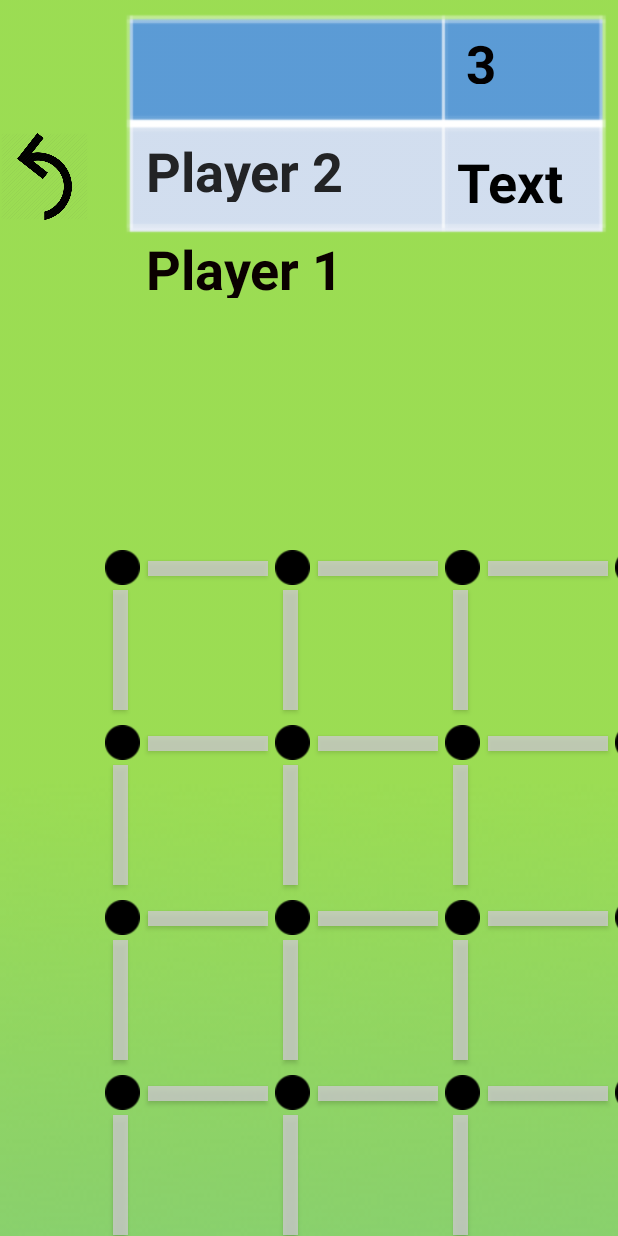
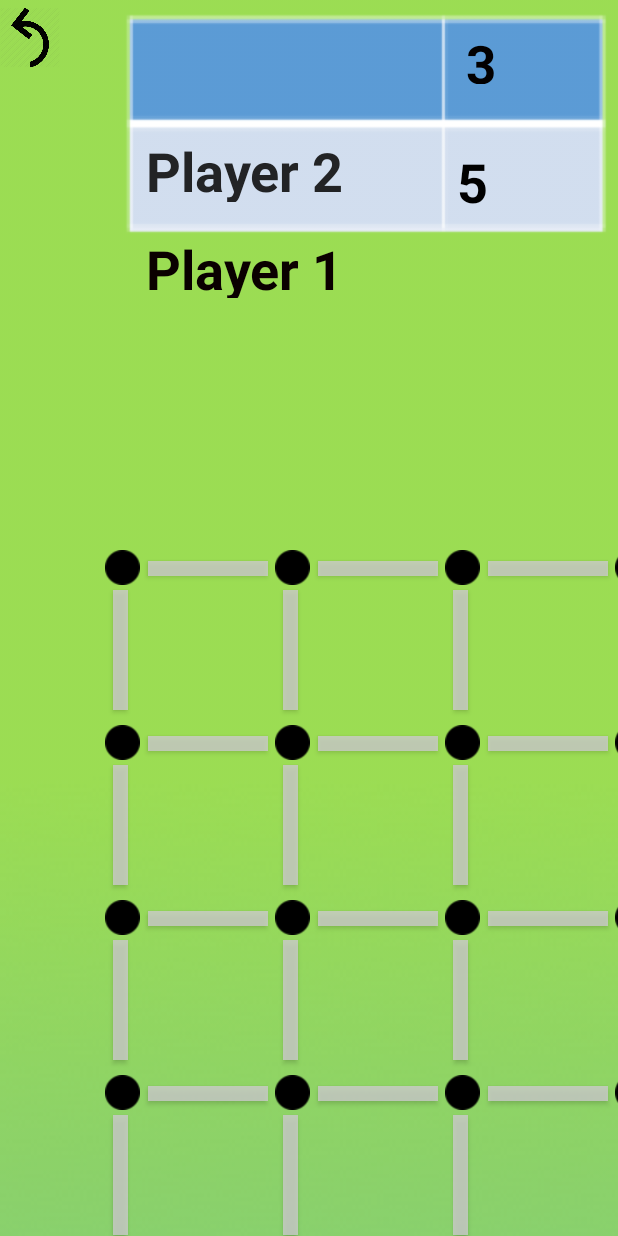
Before and after one commit to MattBarney/PigsInAPen, an Android app: the GameDisplay screen opened directly, with no data from a screen before it, on a phone screen of 412 x 824 dp. Run offline under Robolectric (Android 15) with nearby library versions, the phone set to English and light mode, and no system bars.

Commit message:
goBack Button consistency, other UI design updated.
Merge remote-tracking branch 'remotes/origin/Matt---Settings' into Alvee_02

# Conflicts:
#	app/src/main/java/com/example/pigsinapen/Settings.java
#	app/src/main/res/values/strings.xml

```diff
--- a/app/src/main/java/com/example/pigsinapen/Fences.java
+++ b/app/src/main/java/com/example/pigsinapen/Fences.java
@@ -33,7 +33,7 @@ public class Fences {
    * @param horizontal set line to either vertical or horizontal
    * @param context sets which activity the fence is being created
    */
-  public Fences(int row, int col, Boolean horizontal, Context context, GameDisplay gameDisplay) {
+  public Fences(int row, int col, Boolean horizontal, Context context, GameDisplay gameDisplay, Integer widthOfFence, Integer lengthOfFence) {
     float transparency = 0.80f; //35
     this.row = row;
     this.col = col;
@@ -45,7 +45,7 @@ public class Fences {
 
     fenceButton = new Button(context);
     fenceButton.setBackgroundColor(Color.LTGRAY);
-    fenceButton.setLayoutParams(new LinearLayout.LayoutParams(15, 120));
+    fenceButton.setLayoutParams(new LinearLayout.LayoutParams(widthOfFence, lengthOfFence));// 15 120
     fenceButton.setAlpha(transparency);
     fenceButton.setOnClickListener(getOnClickDoSomething(fenceButton));
 
--- a/app/src/main/java/com/example/pigsinapen/GameBoard.java
+++ b/app/src/main/java/com/example/pigsinapen/GameBoard.java
@@ -1,8 +1,13 @@
 /**
- * This Class is made of two Fences class and Integer rows, columns. To make fences, One fences
- * class - Horizontal fences has one 2D array, and another fences class - Vertical fences has one 2D
- * array. Rows are defined as height and columns are defined as width. CheckBox method is
- * implemented here.
+ * GameBoard.java
+ *
+ * <p>This Class is made of two Fences class and Integer rows, columns.
+ *
+ * <p>To make fences, One fences class - Horizontal fences has one 2D array, and another fences
+ * class - Vertical fences has one 2D array. Rows are defined as height and columns are defined as
+ * width. CheckBox method is implemented here.
+ *
+ * <p>checkboxes method idea is taken from Matt Barney
  *
  * @version 1.0
  * @since 2019-11-11
@@ -25,7 +30,9 @@ public class GameBoard {
 
   private Integer width; // cols
 
-  /** max scores can be made on any given grid size */
+  /**
+   * max scores of a game is based on given grid size
+   */
   private Integer maxScore;
 
   private GameDisplay display;
@@ -38,7 +45,7 @@ public class GameBoard {
    * @param colInput Integer value User input of columns
    * @param context Context value Sets activity where this constructor is being used
    */
-  public GameBoard(Integer rowInput, Integer colInput, Context context, GameDisplay display) {
+  public GameBoard(Integer rowInput, Integer colInput, Context context, GameDisplay display, Integer widthOfFence, Integer lengthOfFence) {
     this.height = rowInput;
     this.width = colInput;
     this.verticalFences = new Fences[height - 1][width];
@@ -49,7 +56,7 @@ public class GameBoard {
     // vertical fences creation
     for (int i = 0; i < height - 1; i++) {
       for (int j = 0; j < width; j++) {
-        verticalFences[i][j] = new Fences(i, j, true, context, display);
+        verticalFences[i][j] = new Fences(i, j, true, context, display, widthOfFence, lengthOfFence);
         verticalFences[i][j].getButton().setId((width) * i + j);
       } // for
     } // for
@@ -57,7 +64,7 @@ public class GameBoard {
     // horizontal fences creation
     for (int i = 0; i < height; i++) {
       for (int j = 0; j < height - 1; j++) {
-        horizontalFences[i][j] = new Fences(i, j, false, context, display);
+        horizontalFences[i][j] = new Fences(i, j, false, context, display, widthOfFence, lengthOfFence);
         horizontalFences[i][j].getButton().setId((width - 1) * i + j);
       } // for
     } // for
--- a/app/src/main/java/com/example/pigsinapen/GameDisplay.java
+++ b/app/src/main/java/com/example/pigsinapen/GameDisplay.java
@@ -19,30 +19,22 @@ public class GameDisplay extends AppCompatActivity implements View.OnClickListen
   Player player1, player2;
   GameBoard gameBoard;
   Fences fence;
+
   @Override
   protected void onCreate(Bundle savedInstanceState) {
     super.onCreate(savedInstanceState);
 
     setContentView(R.layout.activity_game_display);
-    gameBoard = new GameBoard(6,6,GameDisplay.this, this);
+    gameBoard = new GameBoard(6,6,GameDisplay.this, this, 15, 120);
+
     createHorizontalFencesandDots();
     createVerticalFences();
 
-
-    player1 = new Player("Alvee", 3, true);
-    player2 = new Player("Jared", 2, false);
+    player1 = new Player("Player 1", 3, true);
+    player2 = new Player("Player 2", 2, false);
 
 
-    //wack = new Fences(1,2,true,GameDisplay.this,GameDisplay.this);
-//    Button[][] buttons = new Button[4][4];
-//    for (int i = 0; i < 4; i++) {
-//      for (int j = 0; j < 4; j++) {
-//        String buttonID = "button_" + i + j;
-//        int resID = getResources().getIdentifier(buttonID, "id", getPackageName());
-//        buttons[i][j] = findViewById(resID);
-//        buttons[i][j].setOnClickListener(this);
-//      }
-//    }
+
   }
 
   //  back button
@@ -128,6 +120,9 @@ public class GameDisplay extends AppCompatActivity implements View.OnClickListen
   void replay(){
 
   }
+
+
+
   void createHorizontalFencesandDots(){
     int putFenceX = 0;
     int putFenceY = 333;
@@ -141,7 +136,7 @@ public class GameDisplay extends AppCompatActivity implements View.OnClickListen
       putButtonY += 175;
       for (int i = 0; i < 5; i += 1) {
         ConstraintLayout layout = findViewById(R.id.activity_game_display);
-        Fences fence = new Fences(j, i, true, GameDisplay.this, this);
+        Fences fence = new Fences(j, i, true, GameDisplay.this, this, 15, 120);
         fence.getButton().setX(putFenceX);
         fence.getButton().setY(putFenceY);
         layout.addView(fence.getButton());
@@ -172,7 +167,7 @@ public class GameDisplay extends AppCompatActivity implements View.OnClickListen
       putFenceYVert += 175;
       for (int i = 0; i < 6; i += 1) {
         ConstraintLayout layout = findViewById(R.id.activity_game_display);
-        Fences fence = new Fences(j, i, false, GameDisplay.this, this);
+        Fences fence = new Fences(j, i, false, GameDisplay.this, this, 15, 120);
         fence.getButton().setX(putFenceXVert);
         fence.getButton().setY(putFenceYVert);
         layout.addView(fence.getButton());
@@ -182,4 +177,6 @@ public class GameDisplay extends AppCompatActivity implements View.OnClickListen
     }//for
   }
 
+
+
 }
--- a/app/src/main/java/com/example/pigsinapen/Popup.java
+++ b/app/src/main/java/com/example/pigsinapen/Popup.java
@@ -44,7 +44,7 @@ public class Popup extends Activity {
     float width = dm.widthPixels;
     float height = dm.heightPixels;
 
-    getWindow().setLayout((int)(width * .8), (int)(height * .4));
+    getWindow().setLayout((int)(width * .9), (int)(height * .5));
 
 
     WindowManager.LayoutParams params = getWindow().getAttributes();
--- a/app/src/main/res/drawable/pop_bg.xml
+++ b/app/src/main/res/drawable/pop_bg.xml
@@ -9,9 +9,9 @@
 
 
     <gradient
-        android:startColor="#71B637"
-        android:endColor="#D9D9D9"
-        android:angle="270"
+        android:startColor="@color/colorPrimary"
+        android:endColor="@color/colorPrimaryDark"
+        android:angle="90"
 
         />
 
--- a/app/src/main/res/layout/activity_game_display.xml
+++ b/app/src/main/res/layout/activity_game_display.xml
@@ -11,20 +11,16 @@
 
 
     <ImageView
-        android:id="@+id/imageView9"
-        android:layout_width="58dp"
-        android:layout_height="71dp"
-        android:layout_marginEnd="353dp"
-        android:layout_marginRight="353dp"
-        android:layout_marginBottom="589dp"
-        app:layout_constraintBottom_toBottomOf="parent"
-        app:layout_constraintEnd_toEndOf="parent"
+        android:id="@+id/gobackMain"
+        android:layout_width="40dp"
+        android:layout_height="50dp"
+        android:onClick="GoBackToMenu"
         app:layout_constraintStart_toStartOf="parent"
         app:layout_constraintTop_toTopOf="parent"
         app:srcCompat="@drawable/goback" />
 
     <TextView
-        android:id="@+id/textView3"
+        android:id="@+id/playerOneName"
         android:layout_width="193dp"
         android:layout_height="44dp"
         android:layout_marginBottom="596dp"
@@ -40,7 +36,7 @@
         app:layout_constraintVertical_bias="0.842" />
 
     <TextView
-        android:id="@+id/textView4"
+        android:id="@+id/playerTwoName"
         android:layout_width="192dp"
         android:layout_height="45dp"
         android:text="Player 2"
@@ -55,7 +51,7 @@
         app:layout_constraintVertical_bias="0.115" />
 
     <TextView
-        android:id="@+id/textView5"
+        android:id="@+id/playerOneScore"
         android:layout_width="85dp"
         android:layout_height="37dp"
         android:text="3"
@@ -70,10 +66,10 @@
         app:layout_constraintVertical_bias="0.024" />
 
     <TextView
-        android:id="@+id/textView6"
+        android:id="@+id/playerTwoScore"
         android:layout_width="91dp"
         android:layout_height="39dp"
-        android:text="TextView"
+        android:text="5"
         android:textColor="#000000"
         android:textSize="36sp"
         android:textStyle="bold"
--- a/app/src/main/res/layout/activity_main.xml
+++ b/app/src/main/res/layout/activity_main.xml
@@ -14,7 +14,7 @@
         android:id="@+id/SetupGameButton"
         android:layout_width="204dp"
         android:layout_height="71dp"
-        android:background="#60A6C2"
+        android:background="@color/buttonBackgroundColor_from_xml"
         android:onClick="goToSettings"
         android:text="SET UP GAME"
         android:textColor="@color/titleColor"
@@ -30,7 +30,7 @@
         android:id="@+id/PlayNowButton"
         android:layout_width="204dp"
         android:layout_height="71dp"
-        android:background="#60A6C2"
+        android:background="@color/buttonBackgroundColor_from_xml"
         android:onClick="goToGameDisplay"
         android:text="Play Now"
         android:textColor="@color/titleColor"
--- a/app/src/main/res/layout/activity_popup.xml
+++ b/app/src/main/res/layout/activity_popup.xml
@@ -22,7 +22,7 @@
             android:id="@+id/whoWon"
             android:layout_width="wrap_content"
             android:layout_height="wrap_content"
-            android:layout_marginTop="32dp"
+            android:layout_marginTop="16dp"
             android:textColor="#FFFFFF"
             android:textSize="24sp"
             app:layout_constraintEnd_toEndOf="parent"
--- a/app/src/main/res/values/colors.xml
+++ b/app/src/main/res/values/colors.xml
@@ -2,8 +2,14 @@
 <resources>
     <color name="colorPrimary">#368C83</color>
     <color name="colorPrimaryDark">#00574B</color>
-    <color name="colorAccent">#D81B60</color>
+    <color name="colorAccent">#003D3D</color>
     <color name="backgroundColor">#00C4FF</color>
     <color name="buttonColor">#01B0E7</color>
     <color name="titleColor">#000000</color>
+
+
+    //this is value is from XML value
+    <color name="buttonBackgroundColor_from_xml">#60A6C2</color>
+
+
 </resources>
--- a/app/src/main/res/values/strings.xml
+++ b/app/src/main/res/values/strings.xml
@@ -1,5 +1,5 @@
 <resources>
-    <string name="app_name">PigsInAPen</string>
+    <string name="app_name">Pigs In A Pen</string>
     <string name="opponent">OPPONENT</string>
     <string name="gridSize">GRID SIZE</string>
     <string name="humanOpponent">VS. HUMAN</string>
@@ -8,4 +8,5 @@
     <string name="playerTwoName">Player Two</string>
     <string name="playButton">PLAY</string>
     <string name="nameError">Please enter a name.</string>
+
 </resources>
--- a/app/src/main/res/values/styles.xml
+++ b/app/src/main/res/values/styles.xml
@@ -2,6 +2,7 @@
 
     <!-- Base application theme. -->
     <style name="AppTheme" parent="Theme.AppCompat.Light.NoActionBar">
+
         <!-- Customize your theme here. -->
         <item name="colorPrimary">@color/colorPrimary</item>
         <item name="colorPrimaryDark">@color/colorPrimaryDark</item>
```
Also changed, not shown: app/src/main/res/layout/activity_settings.xml (+15 -3 lines).
